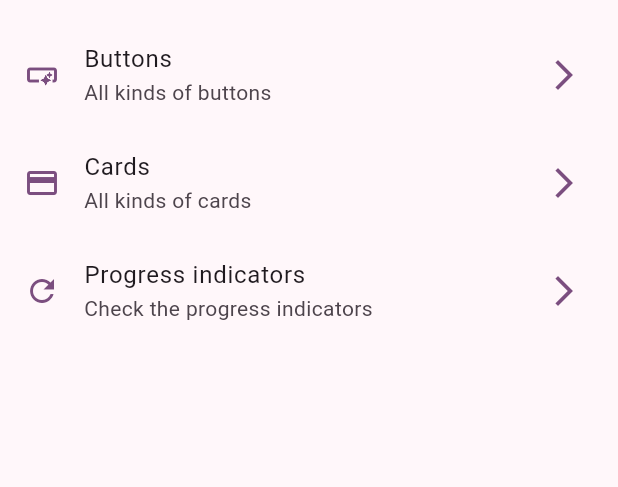
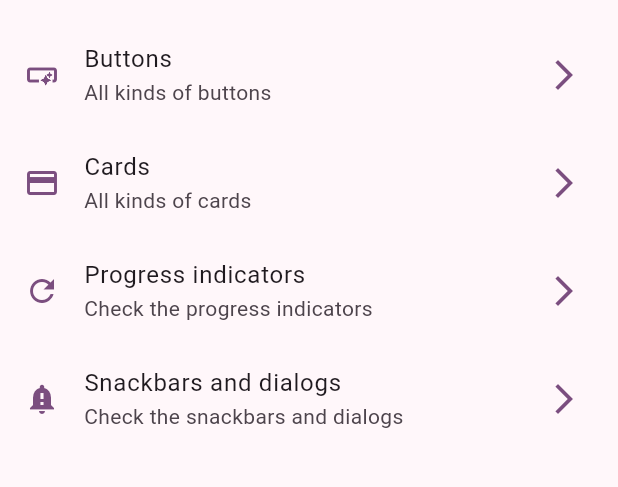
Before and after one commit to ArtRivera/widgets-app, a Flutter app: the screen it shows after launch, on a phone screen of 412 x 824 dp, the part 63-550 px from its top. Run offline on Flutter 3.47's test engine with Material 2 defaults, Android fonts, the phone set to English and light mode, and no system bars; our stand-ins replace go_router.

Commit message:
feat: added dialogs and snackbars

```diff
--- a/lib/config/router/app_router.dart
+++ b/lib/config/router/app_router.dart
@@ -6,6 +6,7 @@ enum Routes {
   buttons,
   cards,
   progress,
+  snackbar,
 }
 
 final class RoutePaths {
@@ -13,6 +14,7 @@ final class RoutePaths {
   static const String buttons = '/buttons';
   static const String cards = '/cards';
   static const String progress = '/progress';
+  static const String snackbar = '/snackbar';
 }
 
 // GoRouter configuration
@@ -39,5 +41,10 @@ final router = GoRouter(
       name: Routes.progress.name,
       builder: (context, state) => const ProgressView(),
     ),
+    GoRoute(
+      path: RoutePaths.snackbar,
+      name: Routes.snackbar.name,
+      builder: (context, state) => const SnackbarView(),
+    ),
   ],
 );
--- a/lib/main.dart
+++ b/lib/main.dart
@@ -12,6 +12,7 @@ class MainApp extends StatelessWidget {
   @override
   Widget build(BuildContext context) {
     return MaterialApp.router(
+      title: 'Widgets App',
       routerConfig: router,
       debugShowCheckedModeBanner: false,
       theme: AppTheme(selectedColor: ThemeColor.purple).getTheme(),
--- a/lib/presentation/home/menu_items.dart
+++ b/lib/presentation/home/menu_items.dart
@@ -35,6 +35,12 @@ final appMenuItems = [
     route: Routes.progress.name,
     icon: Icons.refresh,
   ),
+  _MenuItem(
+    title: 'Snackbars and dialogs',
+    subtitle: 'Check the snackbars and dialogs',
+    route: Routes.snackbar.name,
+    icon: Icons.notification_important,
+  ),
 ];
 
 class MenuItemTile extends StatelessWidget {
```
Also changed, not shown: lib/presentation/snackbar/snackbar_view.dart (+49 -1 lines).
